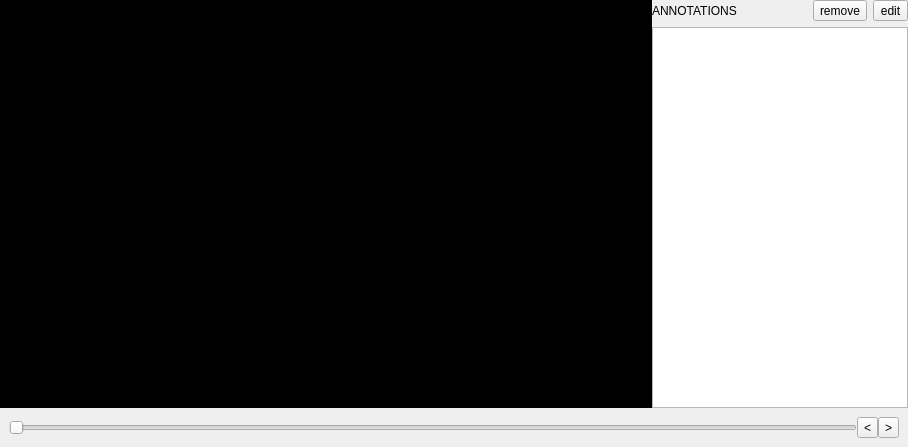
The window that trunk/src/edr/src/plugins/dicom/ui/layeredImageVisualizer.ui (mk4me/hm-mde-one) describes before a commit, drawn with Qt 5.
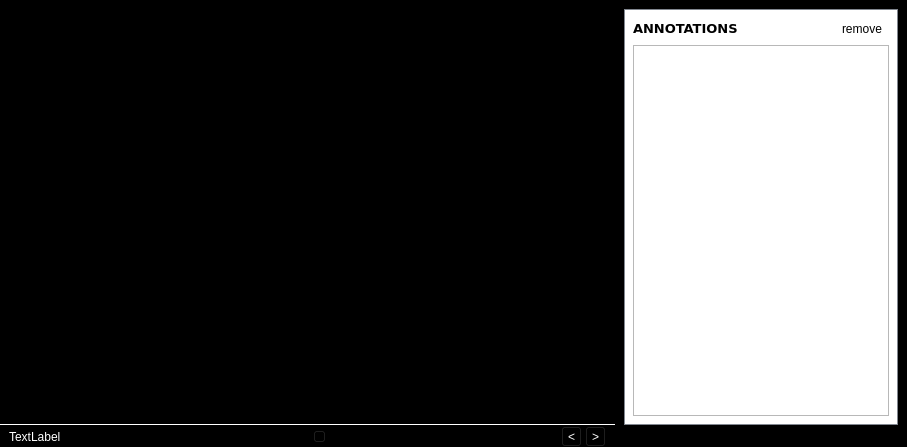
The same window after the commit. Icons and pictures are not drawn.

```diff
--- a/trunk/src/edr/src/plugins/dicom/ui/layeredImageVisualizer.ui
+++ b/trunk/src/edr/src/plugins/dicom/ui/layeredImageVisualizer.ui
@@ -6,13 +6,16 @@
    <rect>
     <x>0</x>
     <y>0</y>
-    <width>908</width>
+    <width>907</width>
     <height>447</height>
    </rect>
   </property>
   <property name="windowTitle">
    <string>Form</string>
   </property>
+  <property name="styleSheet">
+   <string notr="true"/>
+  </property>
   <layout class="QVBoxLayout" name="verticalLayout">
    <property name="spacing">
     <number>0</number>
@@ -29,7 +32,7 @@
       <number>0</number>
      </property>
      <item>
-      <widget class="QWidget" name="graphicsHolder" native="true">
+      <widget class="QWidget" name="graphicsHolderContainer" native="true">
        <property name="sizePolicy">
         <sizepolicy hsizetype="Expanding" vsizetype="Expanding">
          <horstretch>0</horstretch>
@@ -39,8 +42,120 @@
        <property name="styleSheet">
         <string notr="true">background-color: rgb(0,0,0);</string>
        </property>
-      </widget>
-     </item>
+       <layout class="QVBoxLayout" name="verticalLayout_3">
+        <property name="margin">
+         <number>0</number>
+        </property>
+        <item>
+         <widget class="QWidget" name="graphicsHolder" native="true">
+          <property name="sizePolicy">
+           <sizepolicy hsizetype="Preferred" vsizetype="Expanding">
+            <horstretch>0</horstretch>
+            <verstretch>0</verstretch>
+           </sizepolicy>
+          </property>
+         </widget>
+        </item>
+        <item>
+         <widget class="QWidget" name="sliderContainer" native="true">
+          <property name="styleSheet">
+           <string notr="true">#sliderContainer { border-top: 1px solid white}</string>
+          </property>
+          <layout class="QHBoxLayout" name="horizontalLayout">
+           <property name="spacing">
+            <number>3</number>
+           </property>
+           <property name="topMargin">
+            <number>2</number>
+           </property>
+           <property name="bottomMargin">
+            <number>0</number>
+           </property>
+           <item>
+            <widget class="QLabel" name="label_2">
+             <property name="minimumSize">
+              <size>
+               <width>200</width>
+               <height>0</height>
+              </size>
+             </property>
+             <property name="styleSheet">
+              <string notr="true">color:white</string>
+             </property>
+             <property name="text">
+              <string>TextLabel</string>
+             </property>
+            </widget>
+           </item>
+           <item>
+            <spacer name="horizontalSpacer">
+             <property name="orientation">
+              <enum>Qt::Horizontal</enum>
+             </property>
+             <property name="sizeType">
+              <enum>QSizePolicy::Fixed</enum>
+             </property>
+             <property name="sizeHint" stdset="0">
+              <size>
+               <width>100</width>
+               <height>20</height>
+              </size>
+             </property>
+            </spacer>
+           </item>
+           <item>
+            <widget class="QSlider" name="sliderBar">
+             <property name="styleSheet">
+              <string notr="true">color:white</string>
+             </property>
+             <property name="orientation">
+              <enum>Qt::Horizontal</enum>
+             </property>
+            </widget>
+           </item>
+           <item>
+            <widget class="QToolButton" name="prevButton">
+             <property name="styleSheet">
+              <string notr="true">color:white</string>
+             </property>
+             <property name="text">
+              <string>&lt;</string>
+             </property>
+             <property name="icon">
+              <iconset resource="dicomRC.qrc">
+               <normaloff>:/dicom/left.png</normaloff>:/dicom/left.png</iconset>
+             </property>
+            </widget>
+           </item>
+           <item>
+            <widget class="QToolButton" name="nextButton">
+             <property name="styleSheet">
+              <string notr="true">color:white</string>
+             </property>
+             <property name="text">
+              <string>&gt;</string>
+             </property>
+             <property name="icon">
+              <iconset resource="dicomRC.qrc">
+               <normaloff>:/dicom/right.png</normaloff>:/dicom/right.png</iconset>
+             </property>
+            </widget>
+           </item>
+          </layout>
+         </widget>
+        </item>
+       </layout>
+      </widget>
+     </item>
+     <item>
+      <widget class="QWidget" name="widget_2" native="true">
+       <property name="styleSheet">
+        <string notr="true">#widget_2 { background-color: rgb(0, 0, 0); }</string>
+       </property>
+       <layout class="QVBoxLayout" name="verticalLayout_4">
+        <property name="bottomMargin">
+         <number>22</number>
+        </property>
      <item>
       <widget class="QWidget" name="widget" native="true">
        <property name="sizePolicy">
@@ -49,9 +164,15 @@
          <verstretch>0</verstretch>
         </sizepolicy>
        </property>
+          <property name="styleSheet">
+           <string notr="true">#widget { 
+border: 1px solid rgb(130, 135, 144); 
+background-color: white;
+ }</string>
+          </property>
        <layout class="QVBoxLayout" name="verticalLayout_2">
         <property name="margin">
-         <number>0</number>
+            <number>9</number>
         </property>
         <item>
          <layout class="QHBoxLayout" name="horizontalLayout_2">
@@ -63,6 +184,14 @@
               <verstretch>0</verstretch>
              </sizepolicy>
             </property>
+               <property name="font">
+                <font>
+                 <family>Verdana</family>
+                 <pointsize>10</pointsize>
+                 <weight>75</weight>
+                 <bold>true</bold>
+                </font>
+               </property>
             <property name="text">
              <string>ANNOTATIONS</string>
             </property>
@@ -77,16 +206,11 @@
              <iconset resource="dicomRC.qrc">
               <normaloff>:/dicom/remove.png</normaloff>:/dicom/remove.png</iconset>
             </property>
-           </widget>
-          </item>
-          <item>
-           <widget class="QToolButton" name="editButton">
-            <property name="text">
-             <string>edit</string>
-            </property>
-            <property name="icon">
-             <iconset resource="dicomRC.qrc">
-              <normaloff>:/dicom/edit.png</normaloff>:/dicom/edit.png</iconset>
+               <property name="checkable">
+                <bool>false</bool>
+               </property>
+               <property name="autoRaise">
+                <bool>true</bool>
             </property>
            </widget>
           </item>
@@ -100,42 +224,18 @@
             <verstretch>0</verstretch>
            </sizepolicy>
           </property>
+             <property name="styleSheet">
+              <string notr="true"/>
+             </property>
          </widget>
         </item>
        </layout>
       </widget>
      </item>
     </layout>
-   </item>
-   <item>
-    <widget class="QWidget" name="sliderContainer" native="true">
-     <layout class="QHBoxLayout" name="horizontalLayout">
-      <property name="spacing">
-       <number>0</number>
-      </property>
-      <item>
-       <widget class="QSlider" name="sliderBar">
-        <property name="orientation">
-         <enum>Qt::Horizontal</enum>
-        </property>
-       </widget>
-      </item>
-      <item>
-       <widget class="QToolButton" name="prevButton">
-        <property name="text">
-         <string>&lt;</string>
-        </property>
-       </widget>
-      </item>
-      <item>
-       <widget class="QToolButton" name="nextButton">
-        <property name="text">
-         <string>&gt;</string>
-        </property>
-       </widget>
-      </item>
-     </layout>
-    </widget>
+      </widget>
+     </item>
+    </layout>
    </item>
   </layout>
  </widget>
```
Lines whose indentation alone changed are shown as unchanged.
